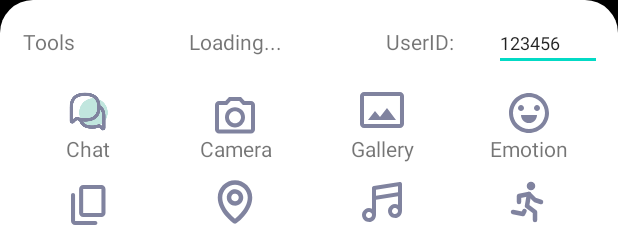
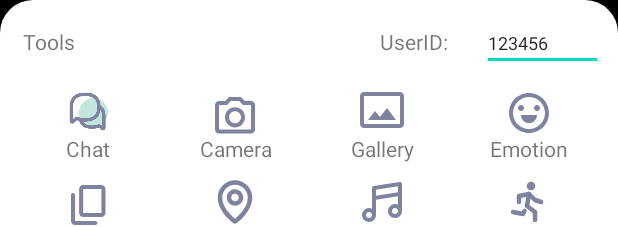
Before and after one commit to XianzheFan/ArtAgent-android, an Android app: the layout talkway.xml on its own in the app's theme, with its tools: preview values and no code run, on a phone screen of 412 x 824 dp. Shown: the top 227 px of the screen. Run offline under Robolectric (Android 15) with nearby library versions, the phone set to English and light mode, and no system bars.

Commit message:
loading & history

```diff
--- a/app/src/main/res/layout/talkway.xml
+++ b/app/src/main/res/layout/talkway.xml
@@ -33,24 +33,19 @@
                     android:layout_weight="2"
                     android:layout_marginLeft="5dp"
                     android:text="Tools" />
-                <TextView
-                    android:id="@+id/tv_loading"
-                    android:layout_width="0dp"
-                    android:layout_height="wrap_content"
-                    android:layout_weight="2.2"
-                    android:text="Loading..."/>
+
                 <TextView
                     android:id="@+id/tv_userID"
                     android:layout_width="0dp"
                     android:layout_height="wrap_content"
-                    android:layout_weight="1.3"
+                    android:layout_weight="0.6"
                     android:layout_marginLeft="10dp"
                     android:text="UserID:" />
                 <EditText
                     android:id="@+id/tv_ID"
                     android:layout_width="0dp"
                     android:layout_height="wrap_content"
-                    android:layout_weight="1.3"
+                    android:layout_weight="0.7"
                     android:textSize="12sp"
                     android:text="123456" />
             </LinearLayout>
```
Also changed, not shown: app/src/main/java/com/fxz/artagent/FloatingWindowService.java (+24 -14 lines).
